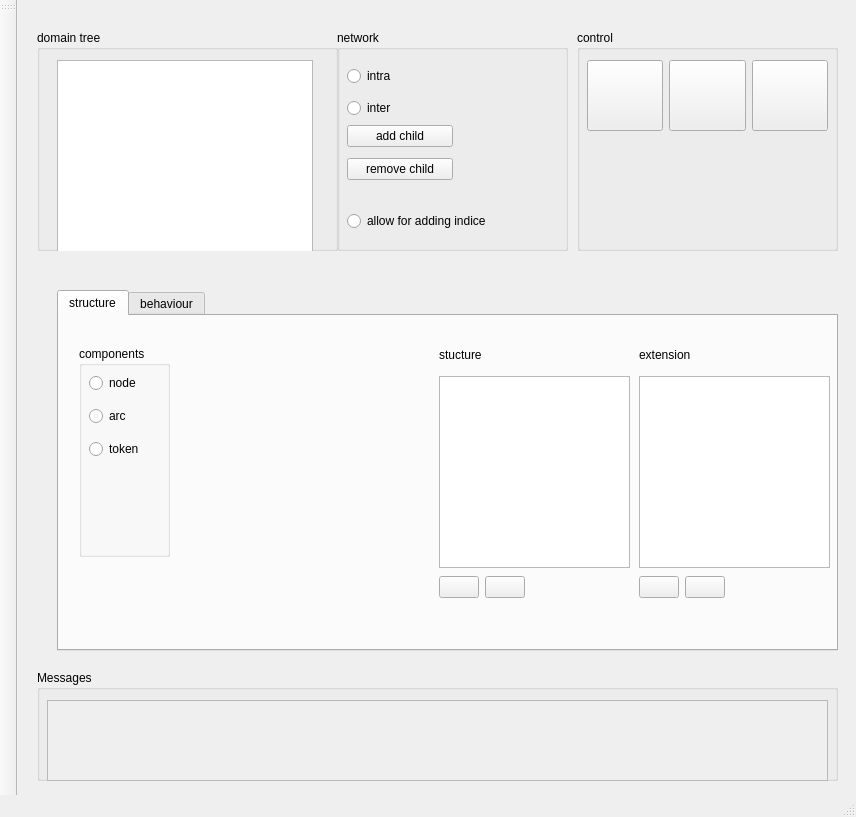
First picture: the form in packages/OntologyBuilder/OntologyFoundationEditor/editor_foundation_ontology_gui.ui, repository heinz-preisig/ProMo13, before the edit.
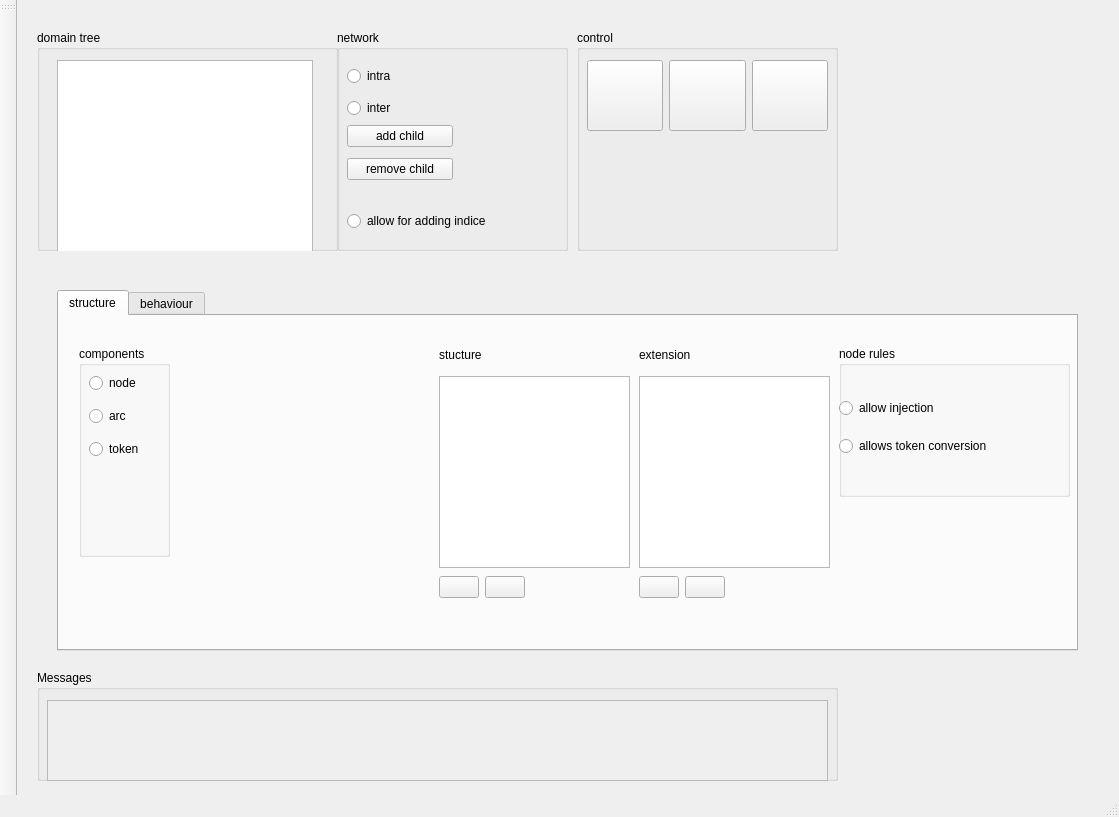
Second picture: the form after the edit.

Commit message:
fix [ontology editor] rules
* network specific indexing moved into addFixedRules
* rule identifiers and initial set was exported into rulesClass.py
* dleaning out nework-related rules added

Diff of the .ui file:
```diff
--- a/packages/OntologyBuilder/OntologyFoundationEditor/editor_foundation_ontology_gui.ui
+++ b/packages/OntologyBuilder/OntologyFoundationEditor/editor_foundation_ontology_gui.ui
@@ -6,7 +6,7 @@
    <rect>
     <x>0</x>
     <y>0</y>
-    <width>856</width>
+    <width>1119</width>
     <height>817</height>
    </rect>
   </property>
@@ -200,7 +200,7 @@
      <rect>
       <x>40</x>
       <y>290</y>
-      <width>781</width>
+      <width>1021</width>
       <height>361</height>
      </rect>
     </property>
@@ -406,6 +406,57 @@
        <string>extension</string>
       </property>
      </widget>
+     <widget class="QGroupBox" name="groupBoxStructureRules">
+      <property name="geometry">
+       <rect>
+        <x>780</x>
+        <y>30</y>
+        <width>231</width>
+        <height>151</height>
+       </rect>
+      </property>
+      <property name="title">
+       <string>node rules</string>
+      </property>
+      <widget class="QWidget" name="verticalLayoutWidget_2">
+       <property name="geometry">
+        <rect>
+         <x>0</x>
+         <y>40</y>
+         <width>231</width>
+         <height>83</height>
+        </rect>
+       </property>
+       <layout class="QVBoxLayout" name="verticalLayout_6">
+        <item>
+         <widget class="QRadioButton" name="radioButtonAllowsInjection">
+          <property name="toolTip">
+           <string extracomment="allows for injecting tokens"/>
+          </property>
+          <property name="text">
+           <string>allow injection</string>
+          </property>
+          <property name="autoExclusive">
+           <bool>false</bool>
+          </property>
+         </widget>
+        </item>
+        <item>
+         <widget class="QRadioButton" name="radioButtonAllowsTokenConversion">
+          <property name="toolTip">
+           <string extracomment="allows for injecting token conversions"/>
+          </property>
+          <property name="text">
+           <string>allows token conversion</string>
+          </property>
+          <property name="autoExclusive">
+           <bool>false</bool>
+          </property>
+         </widget>
+        </item>
+       </layout>
+      </widget>
+     </widget>
     </widget>
     <widget class="QWidget" name="tab_behaviour">
      <attribute name="title">
```
Left out of the diff: 70 changed lines with no effect on the pictures. The commit also changes 4 other files.
